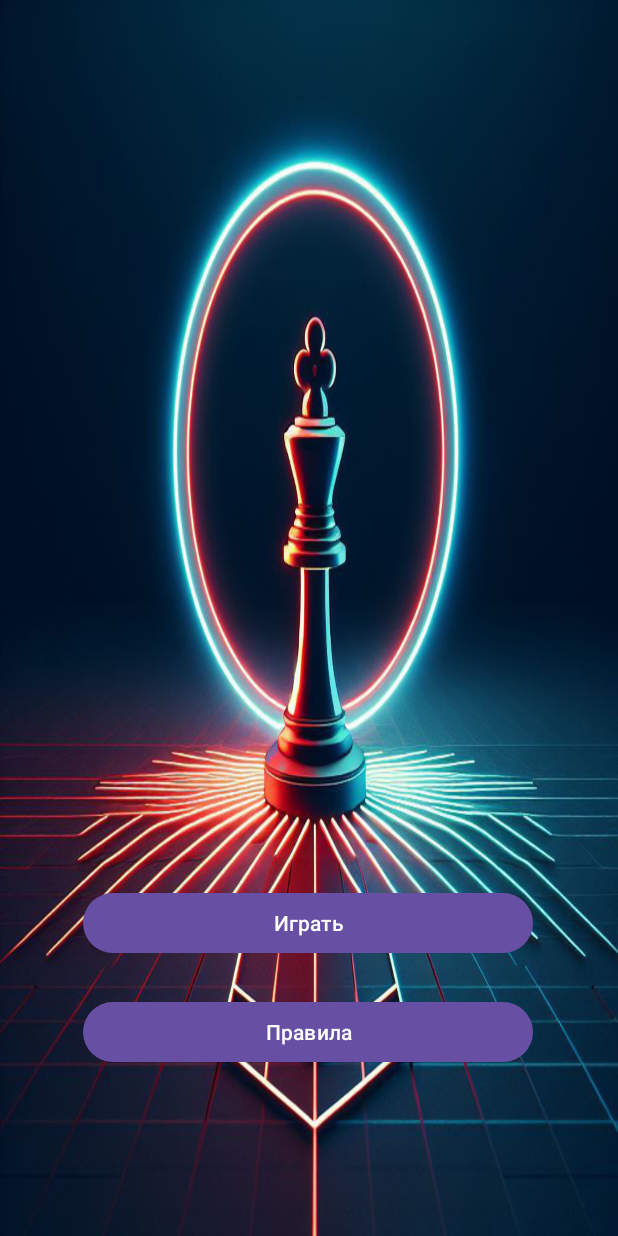
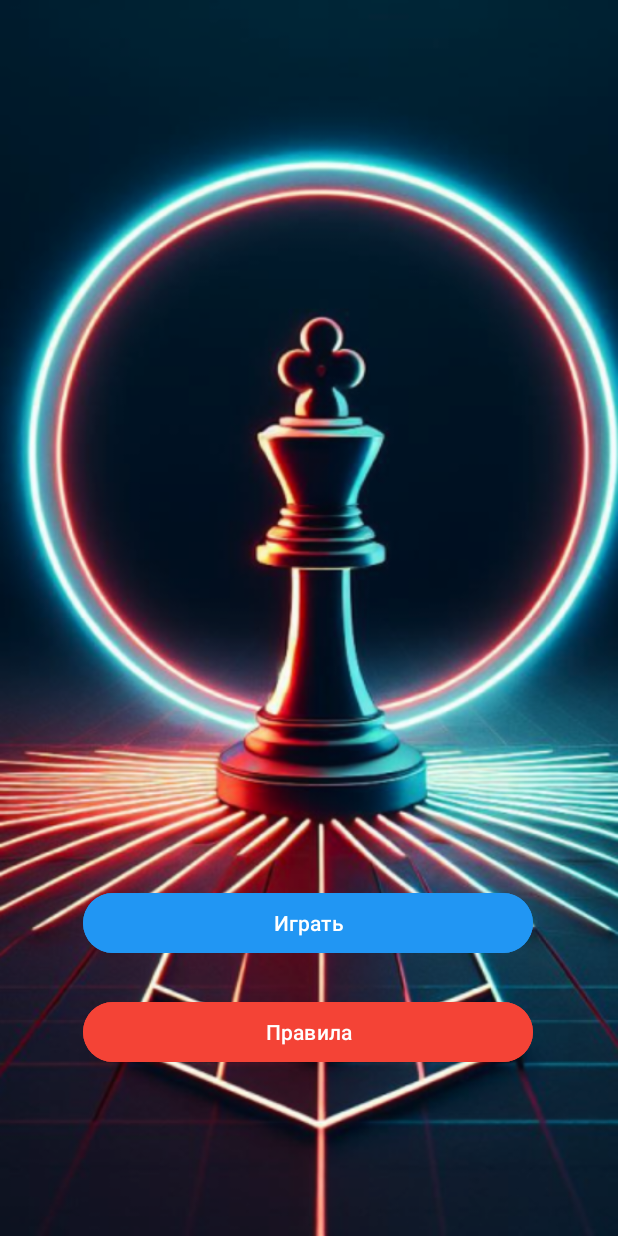
Before and after one commit to Izlydov/LaserChess, an Android app: the screen it shows after launch (MenuActivity), on a phone screen of 412 x 824 dp. Run offline under Robolectric (Android 15) with nearby library versions, the phone set to English and light mode, and no system bars.

Commit message:
some fixes

```diff
--- a/app/src/main/res/layout/activity_menu.xml
+++ b/app/src/main/res/layout/activity_menu.xml
@@ -5,12 +5,15 @@
     android:layout_width="match_parent"
     android:layout_height="match_parent"
     android:background="@drawable/background_menu"
+    android:visibility="visible"
+    android:scaleType="centerCrop"
     tools:context=".MenuActivity">
 
     <Button
         android:id="@+id/button_play"
         android:layout_width="300dp"
         android:layout_height="wrap_content"
+        android:backgroundTint="#2196F3"
         android:text="Играть"
         app:layout_constraintBottom_toBottomOf="parent"
         app:layout_constraintEnd_toEndOf="parent"
@@ -19,15 +22,18 @@
         app:layout_constraintTop_toTopOf="parent"
         app:layout_constraintVertical_bias="0.762" />
 
+
     <Button
         android:id="@+id/button_rules"
         android:layout_width="300dp"
         android:layout_height="wrap_content"
         android:text="Правила"
+        android:backgroundTint="#F44336"
         app:layout_constraintBottom_toBottomOf="parent"
         app:layout_constraintEnd_toEndOf="parent"
         app:layout_constraintHorizontal_bias="0.495"
         app:layout_constraintStart_toStartOf="parent"
         app:layout_constraintTop_toTopOf="parent"
         app:layout_constraintVertical_bias="0.856" />
+
 </androidx.constraintlayout.widget.ConstraintLayout>
```
Also changed, not shown: app/src/main/java/com/example/laserchesstest/MainActivity.java (+0 -12 lines), app/src/main/res/drawable/background_menu.png.
